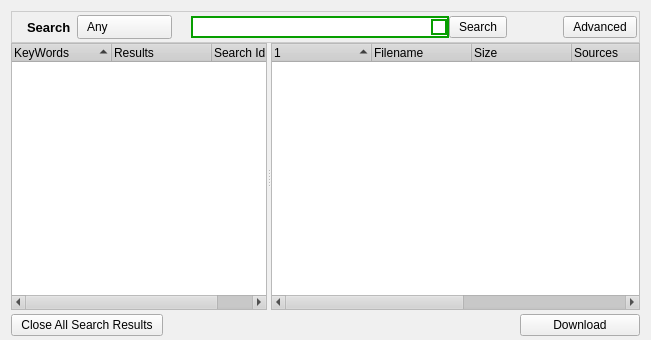
The window that retroshare-gui/src/gui/SearchDialog.ui (RetroShare/RetroShare) describes before a commit, drawn with Qt 5.
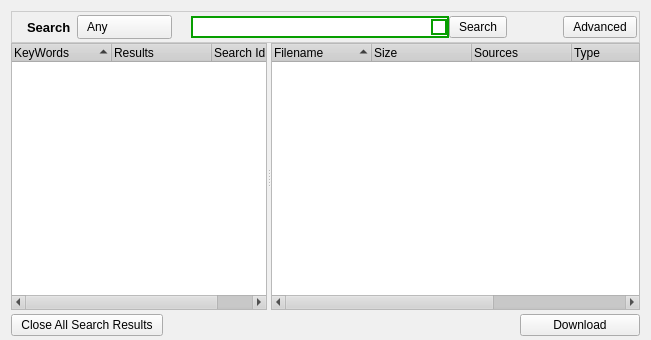
The same window after the commit. Icons and pictures are not drawn. Custom widgets are drawn as their Qt base class.

Commit message: removed the icon column not more needed, set TextAlignment for Sources AlignRight, update extensions,

What changed in the file:
```diff
--- a/retroshare-gui/src/gui/SearchDialog.ui
+++ b/retroshare-gui/src/gui/SearchDialog.ui
@@ -1002,11 +1002,6 @@
       <property name="sortingEnabled">
        <bool>true</bool>
       </property>
-      <column>
-       <property name="text">
-        <string/>
-       </property>
-      </column>
       <column>
        <property name="text">
         <string>Filename</string>
```
The commit also changes 1 other file.
